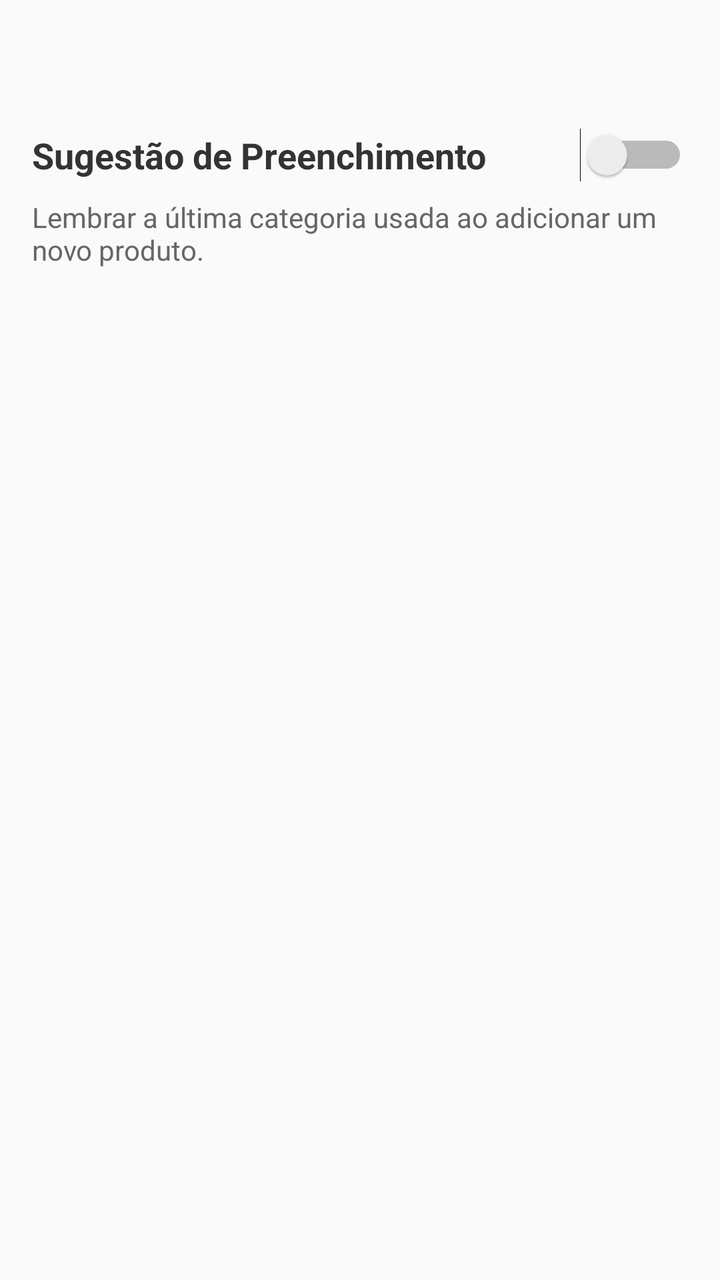
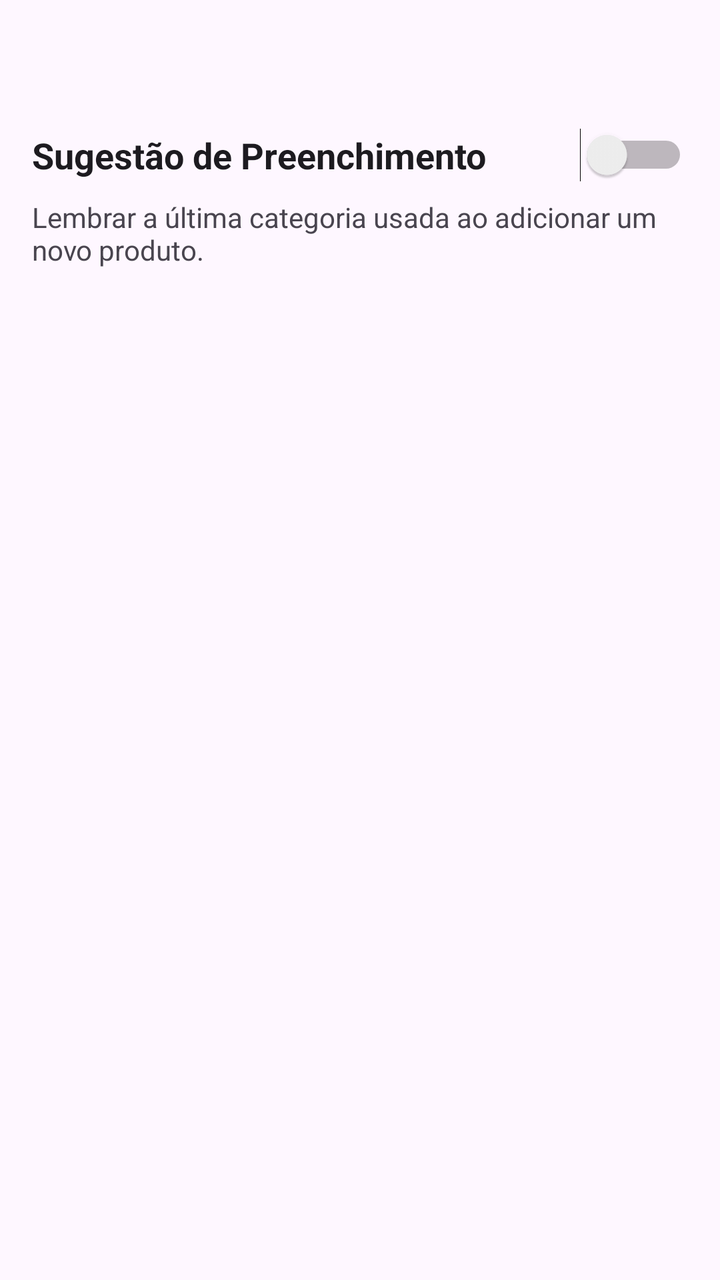

An Android layout rendered at two revisions. The XML below is the earlier revision; the diff shows what the commit changed to produce the second picture.
<!-- AndroidManifest.xml: application theme Theme.GestaoLanchonete -->
<!-- res/layout/activity_configuracoes.xml -->
<?xml version="1.0" encoding="utf-8"?>
<LinearLayout xmlns:android="http://schemas.android.com/apk/res/android"
    android:layout_width="match_parent"
    android:layout_height="match_parent"
    android:orientation="vertical"
    android:background="#FAFAFA"
    android:paddingStart="16dp"
    android:paddingEnd="16dp"
    android:paddingBottom="16dp"
    android:paddingTop="?attr/actionBarSize">

    <Switch
        android:id="@+id/switchSugestao"
        android:layout_width="match_parent"
        android:layout_height="wrap_content"
        android:text="Sugestão de Preenchimento"
        android:textSize="18sp"
        android:textStyle="bold"
        android:textColor="#333333" />

    <TextView
        android:layout_width="match_parent"
        android:layout_height="wrap_content"
        android:text="Lembrar a última categoria usada ao adicionar um novo produto."
        android:layout_marginTop="8dp"
        android:textColor="#666666"
        android:textSize="14sp" />
</LinearLayout>
<!-- resources referenced by this layout -->
<resources>
  <style name="Theme.GestaoLanchonete" parent="Base.Theme.GestaoLanchonete" />
  <style name="Base.Theme.GestaoLanchonete" parent="Theme.Material3.DayNight">
          
          
      </style>
</resources>

<!-- the commit's change to res/layout/activity_configuracoes.xml (unified diff, before → after) -->
@@ -3,7 +3,7 @@
     android:layout_width="match_parent"
     android:layout_height="match_parent"
     android:orientation="vertical"
-    android:background="#FAFAFA"
+    android:background="?android:attr/colorBackground"
     android:paddingStart="16dp"
     android:paddingEnd="16dp"
     android:paddingBottom="16dp"
@@ -16,13 +16,13 @@
         android:text="Sugestão de Preenchimento"
         android:textSize="18sp"
         android:textStyle="bold"
-        android:textColor="#333333" />
+        android:textColor="?android:attr/textColorPrimary" />
 
     <TextView
         android:layout_width="match_parent"
         android:layout_height="wrap_content"
         android:text="Lembrar a última categoria usada ao adicionar um novo produto."
         android:layout_marginTop="8dp"
-        android:textColor="#666666"
+        android:textColor="?android:attr/textColorSecondary"
         android:textSize="14sp" />
 </LinearLayout>
